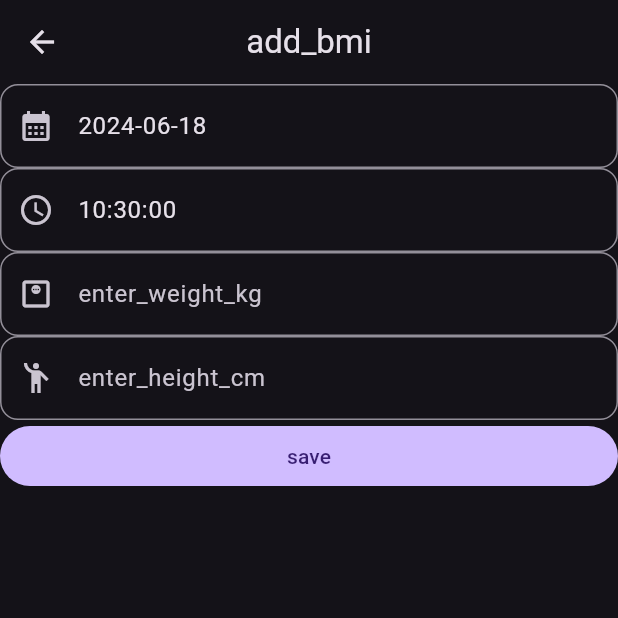
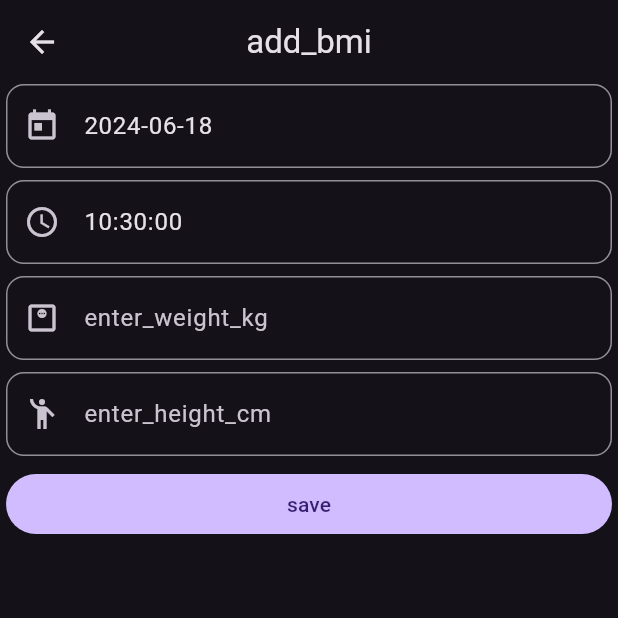
Before and after one commit to anoochit/phr_ng, a Flutter app: the AddBmiView screen opened by its route, on a phone screen of 412 x 824 dp, the top half of it. Run offline on Flutter 3.47's test engine with Material 3 defaults, Android fonts, the light colour scheme and no system bars; our stand-ins replace font_awesome_flutter, gap, get, image_gallery_saver, image_picker, isar and 4 more; accounts and stored records are empty; generated files the repository leaves out were written again.

Commit message:
update icon and page transition

```diff
--- a/lib/app/controllers/app_controller.dart
+++ b/lib/app/controllers/app_controller.dart
@@ -74,7 +74,7 @@ class AppController extends GetxController {
     loadBMIData();
     loadBloodPresureData();
     loadGlucoseData();
-    // TODO : data stream listen
+    // data stream listen
     streamListening();
   }
 
--- a/lib/app/modules/add_bmi/views/add_bmi_view.dart
+++ b/lib/app/modules/add_bmi/views/add_bmi_view.dart
@@ -1,4 +1,5 @@
 import 'package:flutter/material.dart';
+import 'package:gap/gap.dart';
 
 import 'package:get/get.dart';
 import 'package:intl/intl.dart';
@@ -6,6 +7,7 @@ import 'package:phr/app/controllers/app_controller.dart';
 
 class AddBmiView extends GetView<AppController> {
   const AddBmiView({super.key});
+
   @override
   Widget build(BuildContext context) {
     TextEditingController dateTextController = TextEditingController();
@@ -13,15 +15,17 @@ class AddBmiView extends GetView<AppController> {
     TextEditingController weightTextController = TextEditingController();
     TextEditingController heightTextController = TextEditingController();
 
-    dateTextController.text = DateFormat('yyyy-MM-dd').format(DateTime.now());
-    timeTextController.text = DateFormat('h:mm:00').format(DateTime.now());
+    dateTextController.text = DateFormat("yyyy-MM-dd").format(DateTime.now());
+    timeTextController.text = DateFormat("h:mm:00").format(DateTime.now());
 
     return Scaffold(
       appBar: AppBar(
         title: Text('add_bmi'.tr),
         centerTitle: true,
       ),
-      body: ListView(
+      body: Padding(
+        padding: const EdgeInsets.symmetric(horizontal: 4.0),
+        child: ListView(
           children: [
             // date
             TextFormField(
@@ -32,22 +36,25 @@ class AddBmiView extends GetView<AppController> {
                 border: OutlineInputBorder(
                   borderRadius: BorderRadius.circular(12.0),
                 ),
-              prefixIcon: Icon(Icons.calendar_month),
+                prefixIcon: const Icon(Icons.today),
               ),
               onTap: () async {
-              // date picker
                 final date = await showDatePicker(
                   context: context,
-                firstDate: DateTime.now().subtract(Duration(days: 30)),
-                lastDate: DateTime.now(),
+                  firstDate: DateTime.now().subtract(
+                    const Duration(days: 30),
+                  ),
                   initialDatePickerMode: DatePickerMode.day,
                   initialEntryMode: DatePickerEntryMode.calendarOnly,
+                  lastDate: DateTime.now(),
+                  initialDate: DateTime.now(),
                 );
 
                 dateTextController.text =
                     DateFormat('yyyy-MM-dd').format(date!).toString();
               },
             ),
+            const Gap(8.0),
 
             // time
             TextFormField(
@@ -58,15 +65,13 @@ class AddBmiView extends GetView<AppController> {
                 border: OutlineInputBorder(
                   borderRadius: BorderRadius.circular(12.0),
                 ),
-              prefixIcon: Icon(Icons.schedule),
+                prefixIcon: const Icon(Icons.schedule),
               ),
               onTap: () async {
-              // time picker
                 final time = await showTimePicker(
                   context: context,
                   initialTime: TimeOfDay.now(),
-                initialEntryMode: TimePickerEntryMode.dialOnly,
-                builder: (context, child) {
+                  builder: (BuildContext context, Widget? child) {
                     return MediaQuery(
                       data: MediaQuery.of(context)
                           .copyWith(alwaysUse24HourFormat: true),
@@ -78,51 +83,56 @@ class AddBmiView extends GetView<AppController> {
                 timeTextController.text = '${time!.hour}:${time.minute}:00';
               },
             ),
+            const Gap(8.0),
 
             // weight
             TextFormField(
               controller: weightTextController,
               decoration: InputDecoration(
-              hintText: 'enter_weight_kg'.tr,
                 border: OutlineInputBorder(
                   borderRadius: BorderRadius.circular(12.0),
                 ),
-              prefixIcon: Icon(Icons.monitor_weight_outlined),
+                prefixIcon: const Icon(Icons.monitor_weight_outlined),
+                hintText: 'enter_weight_kg'.tr,
               ),
               keyboardType: TextInputType.number,
             ),
+            const Gap(8.0),
 
             // height
             TextFormField(
               controller: heightTextController,
               decoration: InputDecoration(
-              hintText: 'enter_height_cm'.tr,
                 border: OutlineInputBorder(
                   borderRadius: BorderRadius.circular(12.0),
                 ),
-              prefixIcon: Icon(Icons.emoji_people),
+                prefixIcon: const Icon(Icons.emoji_people),
+                hintText: 'enter_height_cm'.tr,
               ),
               keyboardType: TextInputType.number,
             ),
+            const Gap(8.0),
 
-          // save button
+            // button
             FilledButton(
               onPressed: () {
-              // save
                 final weightString = weightTextController.text.trim();
                 final heightString = heightTextController.text.trim();
+
                 if (weightString.isNotEmpty && heightString.isNotEmpty) {
+                  // parse timestamp
                   final dateTimeString =
                       '${dateTextController.text} ${timeTextController.text}';
-                final timeStamp =
+                  final timestamp =
                       DateFormat("yyyy-MM-dd hh:mm:ss").parse(dateTimeString);
 
+                  // extract value
                   final weight = double.parse(weightString);
                   final height = double.parse(heightString);
 
-                // save to database
+                  // save
                   controller.addBmi(
-                  timestamp: timeStamp,
+                    timestamp: timestamp,
                     weight: weight,
                     height: height,
                   );
@@ -136,6 +146,7 @@ class AddBmiView extends GetView<AppController> {
             )
           ],
         ),
+      ),
     );
   }
 }
--- a/lib/app/modules/home/views/home_view.dart
+++ b/lib/app/modules/home/views/home_view.dart
@@ -23,8 +23,8 @@ class HomeView extends GetView {
           // menu
           const MenuView(),
 
-          // TODO : show add sample data only in debug mode
-          SampleButtonView(),
+          // show add sample data only in debug mode
+          const SampleButtonView(),
 
           // bmi stats with graph
           BmiStatsView(
--- a/lib/app/modules/settings/views/settings_view.dart
+++ b/lib/app/modules/settings/views/settings_view.dart
@@ -144,7 +144,7 @@ class SettingsView extends GetView {
     AppController controller,
     String name,
   ) {
-    //  TODO : setting display name
+    // setting display name
     showDialog(
       context: context,
       builder: (context) {
@@ -321,7 +321,7 @@ class SettingsView extends GetView {
   }
 
   buildAvatarSetting(BuildContext context, AppController controller) async {
-    // TODO : Change avatar image
+    // Change avatar image
     XFile? image = await ImagePicker().pickImage(source: ImageSource.gallery);
     if (image != null) {
       controller.saveAvatar(xfile: image);
--- a/lib/app/modules/share/views/share_view.dart
+++ b/lib/app/modules/share/views/share_view.dart
@@ -86,7 +86,7 @@ class ShareView extends GetView {
         onPressed: () async {
           // share
           final image = await screenshotController.capture(
-            delay: Duration(milliseconds: 200),
+            delay: const Duration(milliseconds: 200),
           );
 
           if (image != null) {
@@ -100,7 +100,7 @@ class ShareView extends GetView {
             );
           }
         },
-        icon: Icon(Icons.share),
+        icon: const Icon(Icons.share),
       ),
     ];
   }
--- a/lib/app/routes/app_pages.dart
+++ b/lib/app/routes/app_pages.dart
@@ -91,11 +91,13 @@ class AppPages {
       name: _Paths.HISTORY,
       page: () => const HistoryView(),
       binding: HistoryBinding(),
+      transition: Transition.cupertino,
     ),
     GetPage(
       name: _Paths.ASKAI,
       page: () => const AskaiView(),
       binding: AskaiBinding(),
+      transition: Transition.cupertino,
     ),
   ];
 }
--- a/lib/app/widgets/views/graph_box_view.dart
+++ b/lib/app/widgets/views/graph_box_view.dart
@@ -14,7 +14,7 @@ class GraphBoxView extends GetView<AppController> {
 
   @override
   Widget build(BuildContext context) {
-    // TODO : show graph according to data
+    // show graph according to data
     List<List<ChartData>> chartData = [];
     List<ChartData> chartData1 = [];
     List<ChartData> chartData2 = [];
@@ -100,7 +100,7 @@ class GraphBoxView extends GetView<AppController> {
                     .format(DateTime.parse(axisLabelRenderArgs.text)),
                 null),
           ),
-          primaryYAxis: NumericAxis(),
+          primaryYAxis: const NumericAxis(),
           series: List.generate(chartData.length, (index) {
             final data = chartData[index].toList();
             return LineSeries<ChartData, dynamic>(
```
Also changed, not shown: lib/app/modules/add_blood_glucose/controllers/add_blood_glucose_controller.dart (+1 -7 lines), lib/app/modules/add_blood_pressure/controllers/add_blood_pressure_controller.dart (+1 -7 lines), lib/app/modules/askai/controllers/askai_controller.dart (+1 -19 lines), lib/app/modules/blood_glucose/views/blood_glucose_view.dart (+6 -9 lines), lib/app/modules/blood_pressure/views/blood_pressure_view.dart (+6 -9 lines), lib/app/modules/bmi/views/bmi_view.dart (+5 -5 lines), lib/app/modules/history/controllers/history_controller.dart (+1 -19 lines), lib/app/modules/history/views/history_view.dart (+14 -14 lines), lib/app/modules/share/controllers/share_controller.dart (+1 -7 lines), lib/app/widgets/views/bloodpressure_stats_view.dart (+11 -7 lines), lib/app/widgets/views/bmi_stats_view.dart (+11 -7 lines), lib/app/widgets/views/glucose_stats_view.dart (+10 -7 lines), 6 other files. Lines whose indentation alone changed are shown as unchanged.
